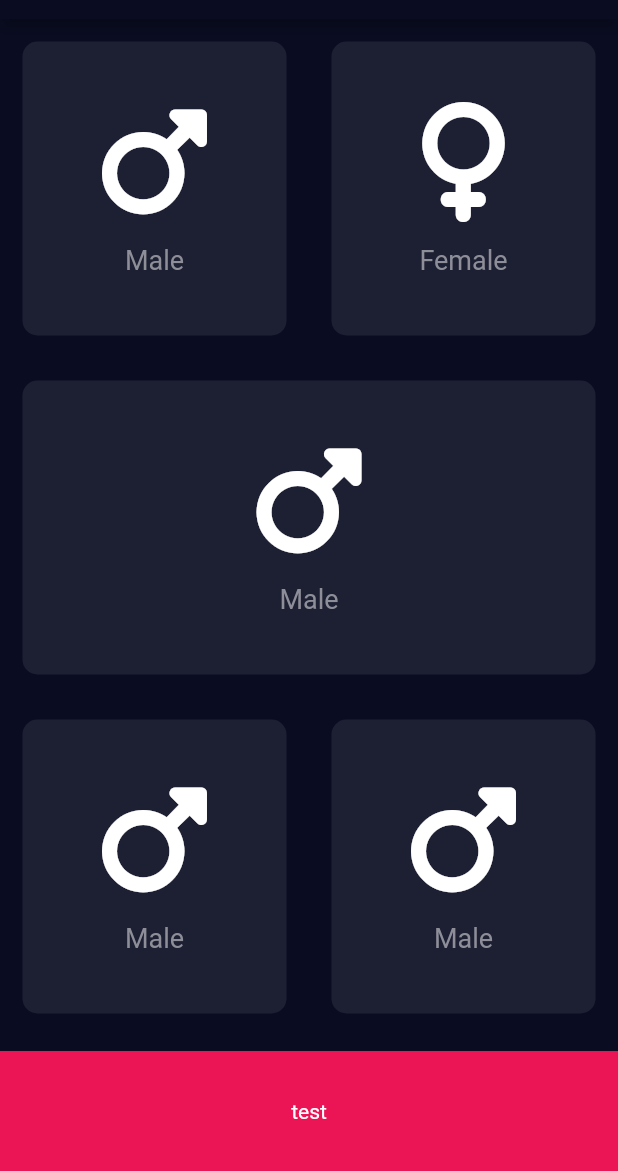
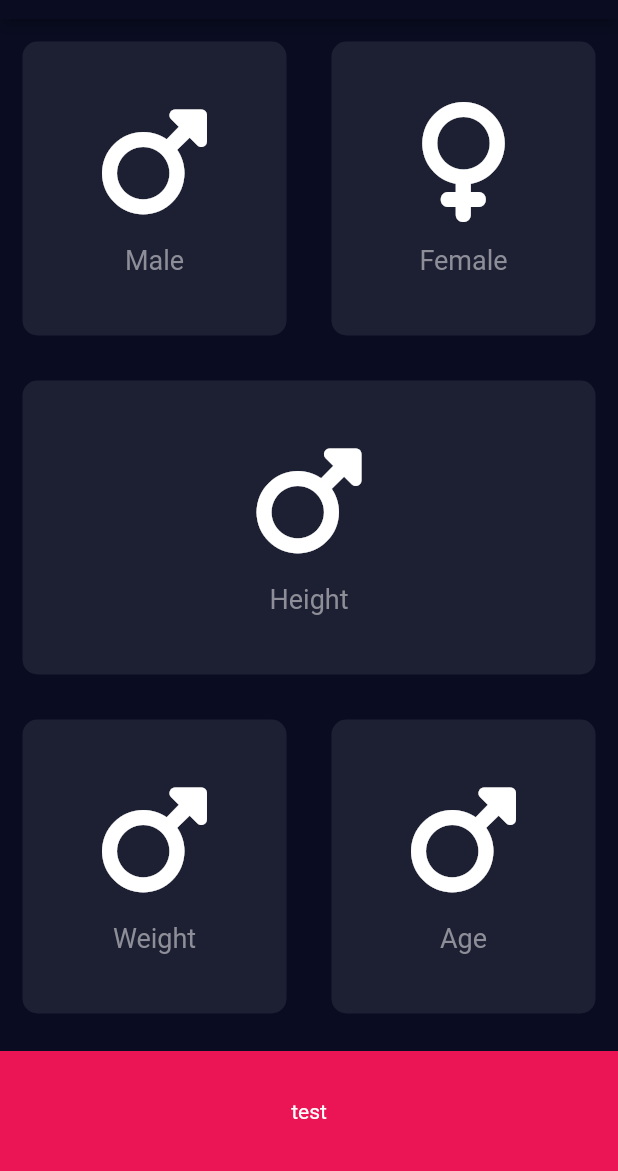
Before and after one commit to apaulurbiztondo/bmi_calculator_app, a Flutter app: the screen it shows after launch, on a phone screen of 412 x 824 dp, the part 65-1236 px from its top. Run offline on Flutter 3.47's test engine with Material 2 defaults, Android fonts, the phone set to English and light mode, and no system bars; our stand-ins replace font_awesome_flutter.

Commit message:
perf: improve card iteration

```diff
--- a/lib/pages/bmi_input_page.dart
+++ b/lib/pages/bmi_input_page.dart
@@ -20,8 +20,9 @@ class _BmiInputPageState extends State<BmiInputPage> {
     });
   }
 
-  final List<List<Map<String, dynamic>>> rowsCardData = [
-    [
+  final List<Map<String, List<Map<String, dynamic>>>> rowsCardData = [
+    {
+      'top': [
         {
           'iconLabel': 'Male',
           'iconData': FontAwesomeIcons.mars,
@@ -31,49 +32,84 @@ class _BmiInputPageState extends State<BmiInputPage> {
           'iconData': FontAwesomeIcons.venus,
         },
       ],
-    [
+      'middle': [
         {
-        'iconLabel': 'Male',
+          'iconLabel': 'Height',
           'iconData': FontAwesomeIcons.mars,
         },
       ],
-    [
+      'bottom': [
         {
-        'iconLabel': 'Male',
+          'iconLabel': 'Weight',
           'iconData': FontAwesomeIcons.mars,
         },
         {
-        'iconLabel': 'Male',
+          'iconLabel': 'Age',
           'iconData': FontAwesomeIcons.mars,
         },
       ],
+    }
   ];
 
   @override
   Widget build(BuildContext context) {
-    int cardIndex = -1;
     return Scaffold(
       appBar: AppBar(
         title: const Center(child: Text('BMI CALCULATOR')),
       ),
       body: Column(
-        children: rowsCardData.map((rowCardData) {
-          return Expanded(
+        crossAxisAlignment: CrossAxisAlignment.stretch,
+        children: rowsCardData.expand((rowCardData) {
+          return [
+            Expanded(
               child: Row(
-              children: rowCardData.asMap().entries.map((entry) {
-                final Map<String, dynamic> cardData = entry.value;
-                final int rowCardIndex = ++cardIndex;
+                children: rowCardData['top']!.map<Widget>((data) {
+                  final int rowCardIndex = rowCardData['top']!.indexOf(data);
+                  print(rowCardIndex);
                   return ExpandedCard(
                     cardColor: selectedIndex == rowCardIndex ? kActiveCardColor : kDefaultCardColor,
-                  iconLabel: cardData['iconLabel'],
-                  iconData: cardData['iconData'],
+                    iconLabel: data['iconLabel']!,
+                    iconData: data['iconData']!,
                     onTap: () {
                       updateSelectedIndex(rowCardIndex);
                     },
                   );
                 }).toList(),
               ),
+            ),
+            Expanded(
+              child: Row(
+                children: rowCardData['middle']!.map<Widget>((data) {
+                  final int rowCardIndex = rowCardData['middle']!.indexOf(data) + rowCardData['top']!.length;
+                  print(rowCardIndex);
+                  return ExpandedCard(
+                    cardColor: selectedIndex == rowCardIndex ? kActiveCardColor : kDefaultCardColor,
+                    iconLabel: data['iconLabel']!,
+                    iconData: data['iconData']!,
+                    onTap: () {
+                      updateSelectedIndex(rowCardIndex);
+                    },
                   );
+                }).toList(),
+              ),
+            ),
+            Expanded(
+              child: Row(
+                children: rowCardData['bottom']!.map<Widget>((data) {
+                  final int rowCardIndex = rowCardData['bottom']!.indexOf(data) + rowCardData['top']!.length + rowCardData['middle']!.length;
+                  print(rowCardIndex);
+                  return ExpandedCard(
+                    cardColor: selectedIndex == rowCardIndex ? kActiveCardColor : kDefaultCardColor,
+                    iconLabel: data['iconLabel']!,
+                    iconData: data['iconData']!,
+                    onTap: () {
+                      updateSelectedIndex(rowCardIndex);
+                    },
+                  );
+                }).toList(),
+              ),
+            ),
+          ];
         }).toList(),
       ),
       bottomNavigationBar: Container(
```
Lines whose indentation alone changed are shown as unchanged.
